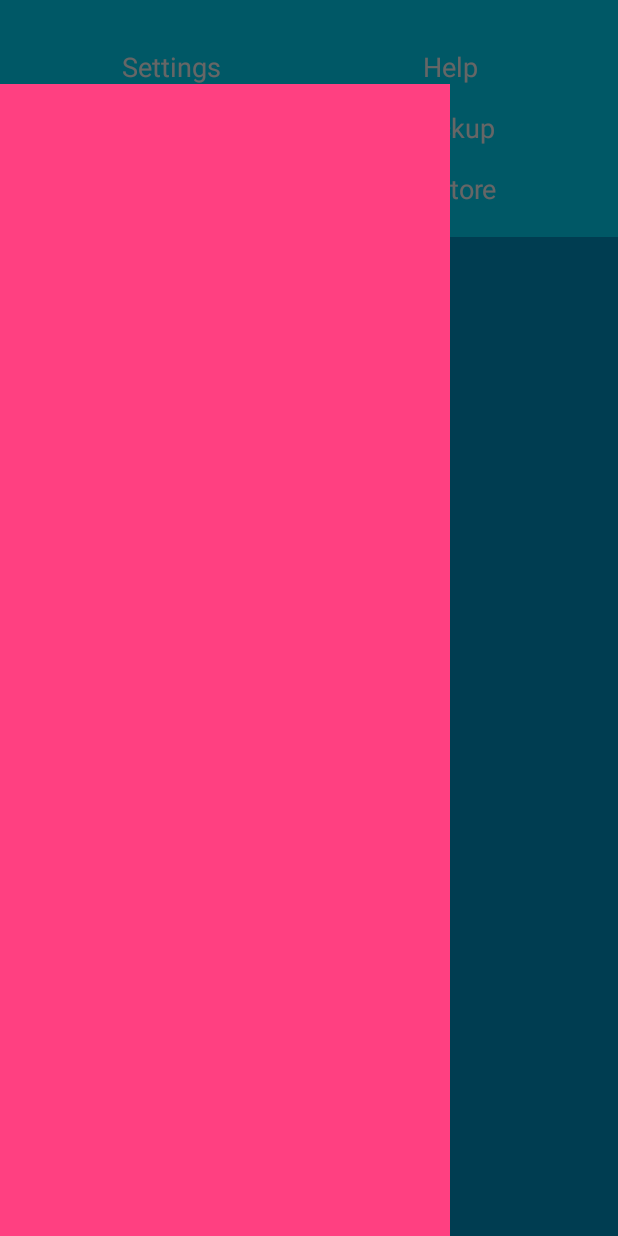
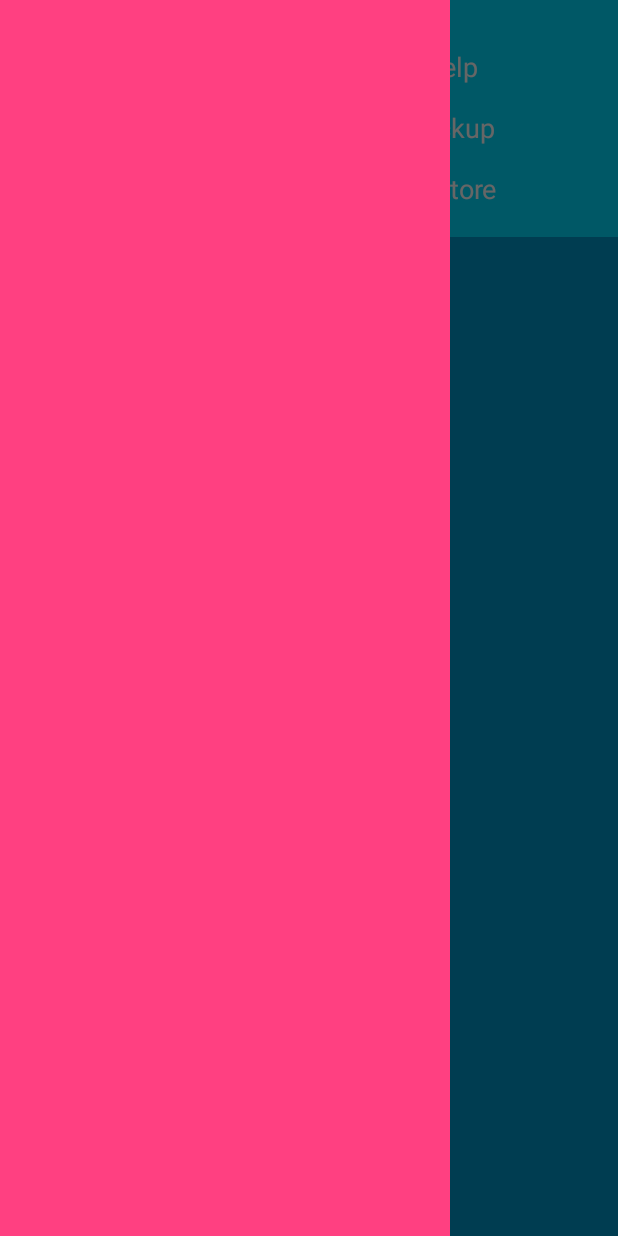
Before and after one commit to manangatangy/kidspend2, an Android app: the fragment DrawerFragment placed in its activity, with the side drawer open, on a phone screen of 412 x 824 dp. Run offline under Robolectric (Android 15) with nearby library versions, the phone set to English and light mode, and no system bars; our stand-ins replace ButterKnife.

Commit message:
cleanup - 1

```diff
--- a/Kidspend2/app/src/main/java/com/wolfie/kidspend2/view/activity/KidspendActivity.java
+++ b/Kidspend2/app/src/main/java/com/wolfie/kidspend2/view/activity/KidspendActivity.java
@@ -44,7 +44,7 @@ public class KidspendActivity extends SimpleActivity {
 
 //        setupFragment("NavigationDrawerFragment.class", R.id.fragment_drawer, null);
         final ActionBarDrawerToggle actionBarDrawerToggle =
-                new ActionBarDrawerToggle(this, mDrawer, mToolbar, 0, 0);
+                new ActionBarDrawerToggle(this, mDrawer, null, 0, 0);
 //                                          R.string.drawer_open, R.string.drawer_close);
         // Defer code dependent on restoration of previous instance state.
         mDrawer.post(new Runnable() {
@@ -60,8 +60,10 @@ public class KidspendActivity extends SimpleActivity {
         Sooo, this version has a hidden all the time, action/tool bar.
         There is no action bar icon, so there's nothing to click to open/close.
         The drawer can be dragged, which dims the main content.
-        Furthermore, the drawer has gap above it (through which the main content
-        can be seen) where the action bar would normally appear.
+        Furthermore, the drawer has gap above it of "?attr/actionBarSize"
+        (through which the main content can be seen) where the action bar
+        would normally appear.  This was specified in FrameLayout:id/fragment_drawer
+        as android:layout_marginTop="?android:attr/actionBarSize"
          */
         ActionBar actionBar = getSupportActionBar();
         if (actionBar != null) {
--- a/Kidspend2/app/src/main/java/com/wolfie/kidspend2/view/activity/SimpleActivity.java
+++ b/Kidspend2/app/src/main/java/com/wolfie/kidspend2/view/activity/SimpleActivity.java
@@ -1,17 +1,11 @@
 package com.wolfie.kidspend2.view.activity;
 
-import android.graphics.PorterDuff;
-import android.graphics.drawable.Drawable;
-import android.os.Build.VERSION;
-import android.os.Build.VERSION_CODES;
 import android.os.Bundle;
 import android.support.annotation.IdRes;
 import android.support.annotation.LayoutRes;
 import android.support.annotation.Nullable;
 import android.support.v4.app.Fragment;
 import android.support.v4.app.FragmentManager;
-import android.support.v4.content.ContextCompat;
-import android.support.v7.widget.Toolbar;
 import android.widget.FrameLayout;
 
 import com.wolfie.kidspend2.R;
@@ -20,12 +14,7 @@ import butterknife.BindView;
 import butterknife.ButterKnife;
 import butterknife.Unbinder;
 
-import static com.wolfie.kidspend2.R.id.toolbar;
-
 public abstract class SimpleActivity extends BaseActivity {
-
-    @BindView(toolbar)
-    public Toolbar mToolbar;
 
     @BindView(R.id.fragment_container_main)
     public FrameLayout fragmentContainer;
@@ -38,34 +27,6 @@ public abstract class SimpleActivity extends BaseActivity {
         setTheme(R.style.AppTheme);
         setContentView(getLayoutResource());
         unbinder = ButterKnife.bind(this);
-
-        // Set the toolbar
-        mToolbar.setTitleTextAppearance(this, R.style.AppTheme_H1); // Set title text to black (since toolbar is white?)
-        mToolbar.setSubtitleTextColor(ContextCompat.getColor(this, R.color.black));
-        boolean inhibitElevationAdjust = false;
-        if (inhibitElevationAdjust) {
-            fragmentContainer.setForeground(null);
-            if (VERSION.SDK_INT >= VERSION_CODES.LOLLIPOP) {
-                mToolbar.setElevation(0f);
-            }
-        }
-        setSupportActionBar(mToolbar);
-
-        getSupportActionBar().setTitle("");
-
-        getSupportActionBar().setDisplayHomeAsUpEnabled(false);
-
-        // Set the back-arrow-colour
-        final Drawable upArrow = ContextCompat.getDrawable(this, R.drawable.abc_ic_ab_back_mtrl_am_alpha);
-        upArrow.setColorFilter(getResources().getColor(R.color.red_on_black), PorterDuff.Mode.SRC_ATOP);
-        getSupportActionBar().setHomeAsUpIndicator(upArrow);
-
-        // Set a different icon for up indicator
-        int resId = -1;
-        if (resId != -1) {
-            getSupportActionBar().setHomeActionContentDescription(resId);
-        }
-
     }
 
     @LayoutRes
--- a/Kidspend2/app/src/main/java/com/wolfie/kidspend2/view/fragment/DrawerFragment.java
+++ b/Kidspend2/app/src/main/java/com/wolfie/kidspend2/view/fragment/DrawerFragment.java
@@ -1,14 +1,8 @@
 package com.wolfie.kidspend2.view.fragment;
 
-import android.graphics.Bitmap;
-import android.graphics.Color;
-import android.graphics.drawable.BitmapDrawable;
-import android.graphics.drawable.ColorDrawable;
-import android.graphics.drawable.Drawable;
 import android.os.Bundle;
 import android.support.annotation.Nullable;
 import android.support.v7.app.ActionBarDrawerToggle;
-import android.view.Gravity;
 import android.view.LayoutInflater;
 import android.view.View;
 import android.view.ViewGroup;
@@ -51,24 +45,24 @@ public class DrawerFragment extends BaseFragment implements DrawerUi {
     @Override
     public void onActivityCreated(@Nullable Bundle savedInstanceState) {
         super.onActivityCreated(savedInstanceState);
-        getEskeyActivity().setSupportActionBar(getEskeyActivity().mToolbar);
-
-        getEskeyActivity().mToolbar.post(new Runnable() {
-            @Override
-            public void run() {
-                int height = getEskeyActivity().mToolbar.getHeight();
-                // Read your drawable from somewhere
-                Drawable dr = getResources().getDrawable(R.drawable.claire_00, null);
-                Bitmap bitmap = ((BitmapDrawable) dr).getBitmap();
-                // Scale it to 50 x 50
-                Drawable d = new BitmapDrawable(getResources(), Bitmap.createScaledBitmap(bitmap, height, height, true));
-                // Set your new, scaled drawable "d"
-
-                getEskeyActivity().mToolbar.setNavigationIcon(d);
-            }
-        });
-        getEskeyActivity().getSupportActionBar().setBackgroundDrawable(new ColorDrawable(Color.TRANSPARENT));
-        // http://www.101apps.co.za/index.php/articles/using-toolbars-in-your-apps.html
+//        getEskeyActivity().setSupportActionBar(getEskeyActivity().mToolbar);
+//
+//        getEskeyActivity().mToolbar.post(new Runnable() {
+//            @Override
+//            public void run() {
+//                int height = getEskeyActivity().mToolbar.getHeight();
+//                // Read your drawable from somewhere
+//                Drawable dr = getResources().getDrawable(R.drawable.claire_00, null);
+//                Bitmap bitmap = ((BitmapDrawable) dr).getBitmap();
+//                // Scale it to 50 x 50
+//                Drawable d = new BitmapDrawable(getResources(), Bitmap.createScaledBitmap(bitmap, height, height, true));
+//                // Set your new, scaled drawable "d"
+//
+//                getEskeyActivity().mToolbar.setNavigationIcon(d);
+//            }
+//        });
+//        getEskeyActivity().getSupportActionBar().setBackgroundDrawable(new ColorDrawable(Color.TRANSPARENT));
+//        // http://www.101apps.co.za/index.php/articles/using-toolbars-in-your-apps.html
 
 //        mToggle = new ActionBarDrawerToggle(
 //                getEskeyActivity(),
--- a/Kidspend2/app/src/main/res/layout/activity_kidspend.xml
+++ b/Kidspend2/app/src/main/res/layout/activity_kidspend.xml
@@ -23,7 +23,6 @@
             android:layout_width="300dp"
             android:layout_height="match_parent"
             android:layout_gravity="start"
-            android:layout_marginTop="?android:attr/actionBarSize"
             android:background="@android:color/transparent"
             >
             <View
@@ -36,10 +35,4 @@
 
     </android.support.v4.widget.DrawerLayout>
 
-    <include layout="@layout/layout_toolbar"/>
-
-    <!-- The primary full-screen view. This can be replaced with whatever view
-         is needed to present your content, e.g. VideoView, SurfaceView,
-         TextureView, etc. -->
-
 </RelativeLayout>
```
Also changed, not shown: Kidspend2/app/src/main/res/layout/deprecated_activity_simple.xml (deleted, +0 -75 lines), Kidspend2/app/src/main/res/layout/layout_toolbar.xml (deleted, +0 -13 lines).
